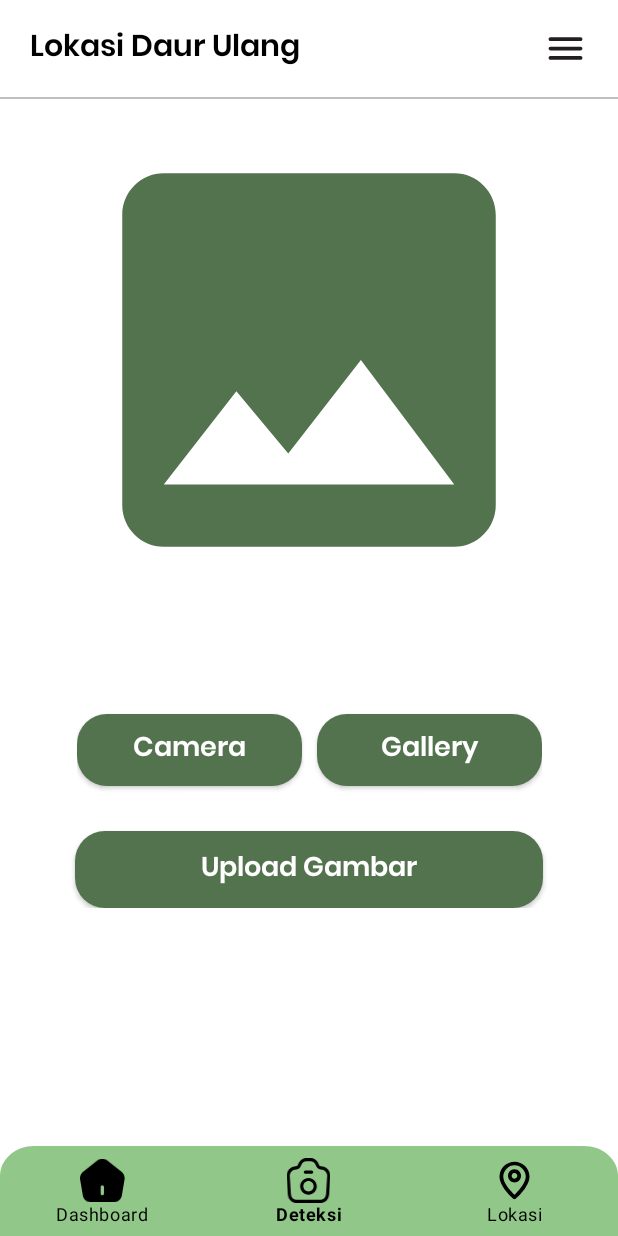
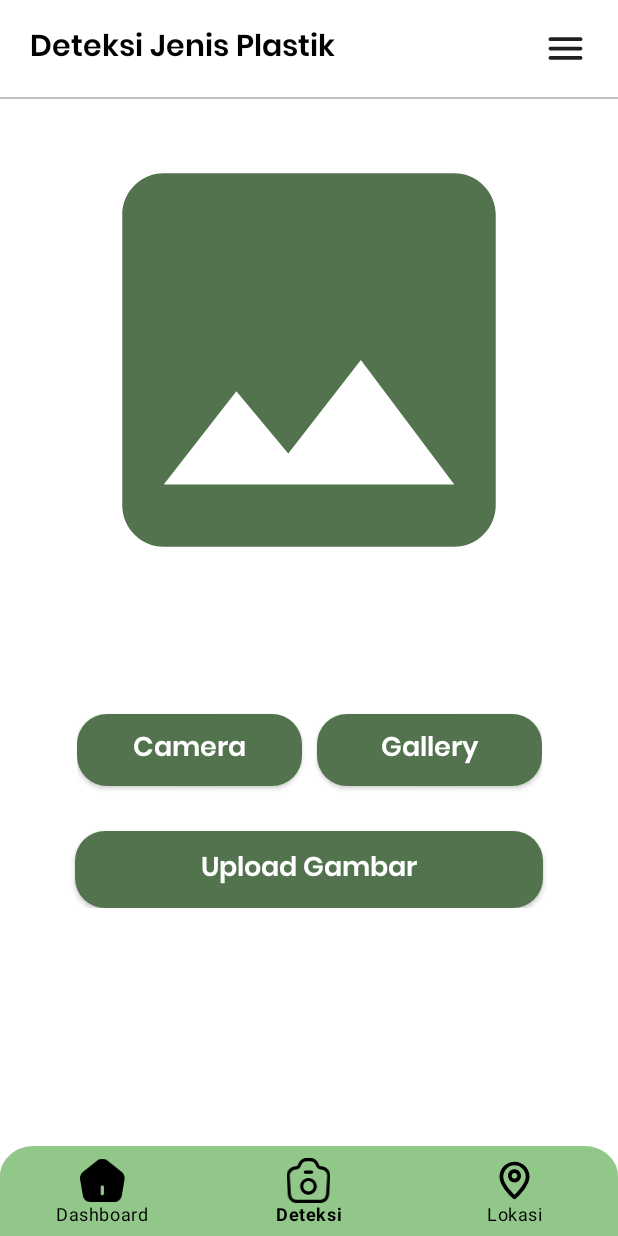
Before and after one commit to acalapatih/PlastiCode_mobileApp, an Android app: the DetectionFragment screen opened through its navigation route, on a phone screen of 412 x 824 dp. Run offline under Robolectric (Android 15) with nearby library versions, the phone set to English and light mode, and no system bars; our stand-ins replace navigation-ui.

Commit message:
Update tv_bar_detection on fragment_detection.xml

```diff
--- a/app/src/main/res/layout/fragment_detection.xml
+++ b/app/src/main/res/layout/fragment_detection.xml
@@ -1,7 +1,6 @@
 <?xml version="1.0" encoding="utf-8"?>
 <ScrollView xmlns:android="http://schemas.android.com/apk/res/android"
     xmlns:app="http://schemas.android.com/apk/res-auto"
-    xmlns:tools="http://schemas.android.com/tools"
     android:layout_width="match_parent"
     android:layout_height="match_parent">
 
@@ -10,10 +9,10 @@
         android:layout_height="wrap_content">
 
         <TextView
-            android:id="@+id/tv_bar_lokasi"
+            android:id="@+id/tv_bar_detection"
             android:layout_width="0dp"
             android:layout_height="wrap_content"
-            android:text="@string/tv_bar_lokasi"
+            android:text="@string/tv_bar_detection"
             android:fontFamily="@font/poppins_semibold"
             android:textColor="@color/black"
             android:textSize="20sp"
@@ -29,8 +28,8 @@
             android:src="@drawable/ic_menu"
             app:layout_constraintEnd_toEndOf="parent"
             android:contentDescription="@string/desc_ic_menu"
-            app:layout_constraintTop_toTopOf="@id/tv_bar_lokasi"
-            app:layout_constraintBottom_toBottomOf="@id/tv_bar_lokasi"
+            app:layout_constraintTop_toTopOf="@id/tv_bar_detection"
+            app:layout_constraintBottom_toBottomOf="@id/tv_bar_detection"
             android:layout_marginEnd="20dp"/>
 
         <View
@@ -40,7 +39,7 @@
             android:background="@color/grey_808080"
             android:alpha="0.5"
             android:layout_marginTop="15dp"
-            app:layout_constraintTop_toBottomOf="@id/tv_bar_lokasi"/>
+            app:layout_constraintTop_toBottomOf="@id/tv_bar_detection"/>
 
         <ImageView
             android:id="@+id/preview_img"
@@ -106,7 +105,8 @@
             android:layout_marginStart="50dp"
             android:layout_marginEnd="50dp"
             android:paddingHorizontal="60dp"
-            android:paddingVertical="10dp"            android:textSize="18sp"
+            android:paddingVertical="10dp"
+            android:textSize="18sp"
             app:layout_constraintStart_toStartOf="parent"
             app:layout_constraintEnd_toEndOf="parent"
             app:layout_constraintHorizontal_bias="1.0"
--- a/app/src/main/res/values/strings.xml
+++ b/app/src/main/res/values/strings.xml
@@ -20,4 +20,5 @@
     <string name="btn_camera">Camera</string>
     <string name="btn_gallery">Gallery</string>
     <string name="btn_detection">Upload Gambar</string>
+    <string name="tv_bar_detection">Deteksi Jenis Plastik</string>
 </resources>
```
